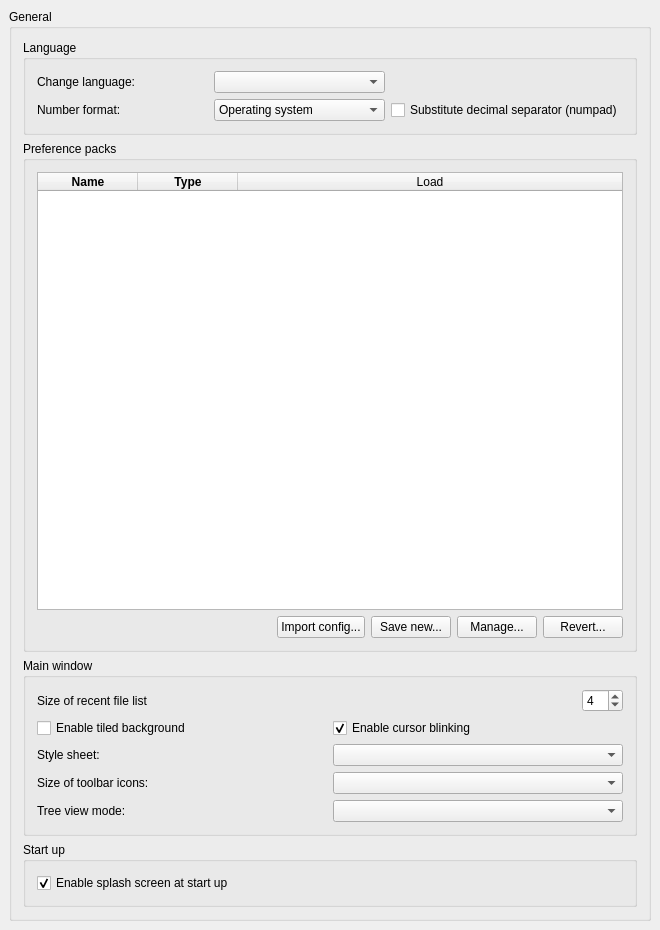
First picture: the form in src/Gui/DlgGeneral.ui, repository southseact-3d/fcd, before the edit.
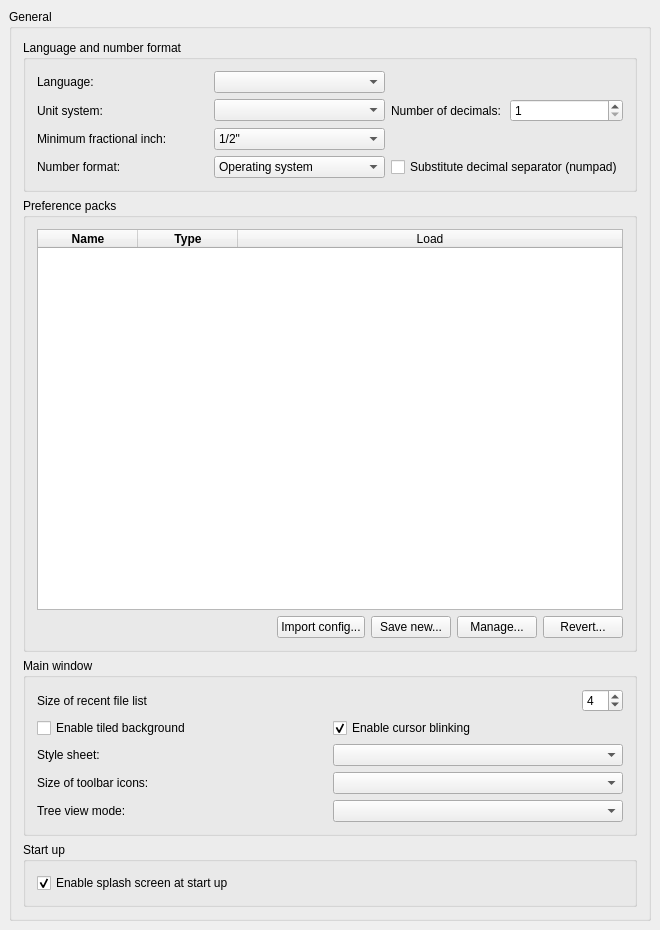
Second picture: the form after the edit. Custom widgets are drawn as their Qt base class.

Commit message: Pref: Remove Unit tab and move settings back to main page.

What changed in the file:
```diff
--- a/src/Gui/DlgGeneral.ui
+++ b/src/Gui/DlgGeneral.ui
@@ -38,7 +38,7 @@
       <item>
        <widget class="QGroupBox" name="GroupBox7">
         <property name="title">
-         <string>Language</string>
+         <string>Language and number format</string>
         </property>
         <layout class="QGridLayout">
          <property name="leftMargin">
@@ -59,7 +59,7 @@
          <item row="0" column="0">
           <widget class="QLabel" name="TextLabel1_4">
            <property name="text">
-            <string>Change language:</string>
+            <string>Language:</string>
            </property>
           </widget>
          </item>
@@ -71,13 +71,100 @@
           </widget>
          </item>
          <item row="1" column="0">
+          <widget class="QLabel" name="unitSystemLabel">
+           <property name="text">
+            <string>Unit system:</string>
+           </property>
+          </widget>
+         </item>
+         <item row="1" column="1">
+          <widget class="QComboBox" name="comboBox_UnitSystem">
+           <property name="toolTip">
+            <string>Unit system that should be used for all parts the application</string>
+           </property>
+          </widget>
+         </item>
+         <item row="1" column="2">
+          <layout class="QHBoxLayout" name="horizontalLayout_3">
+           <item>
+            <widget class="QLabel" name="decimalsLabel">
+             <property name="text">
+              <string>Number of decimals:</string>
+             </property>
+            </widget>
+           </item>
+           <item>
+            <widget class="QSpinBox" name="spinBoxDecimals">
+             <property name="toolTip">
+              <string>Number of decimals that should be shown for numbers and dimensions</string>
+             </property>
+             <property name="minimum">
+              <number>1</number>
+             </property>
+             <property name="maximum">
+              <number>12</number>
+             </property>
+            </widget>
+           </item>
+          </layout>
+         </item>
+		 <item row="2" column="0">
+          <widget class="QLabel" name="fractionalInchLabel">
+           <property name="text">
+            <string>Minimum fractional inch:</string>
+           </property>
+          </widget>
+         </item>
+         <item row="2" column="1">
+          <widget class="QComboBox" name="comboBox_FracInch">
+           <property name="toolTip">
+            <string>Minimum fractional inch to be displayed</string>
+           </property>
+           <item>
+            <property name="text">
+             <string notr="true">1/2"</string>
+            </property>
+           </item>
+           <item>
+            <property name="text">
+             <string notr="true">1/4"</string>
+            </property>
+           </item>
+           <item>
+            <property name="text">
+             <string notr="true">1/8"</string>
+            </property>
+           </item>
+           <item>
+            <property name="text">
+             <string notr="true">1/16"</string>
+            </property>
+           </item>
+           <item>
+            <property name="text">
+             <string notr="true">1/32"</string>
+            </property>
+           </item>
+           <item>
+            <property name="text">
+             <string notr="true">1/64"</string>
+            </property>
+           </item>
+           <item>
+            <property name="text">
+             <string notr="true">1/128"</string>
+            </property>
+           </item>
+          </widget>
+         </item>
+         <item row="3" column="0">
           <widget class="QLabel" name="TextLabel1_5">
            <property name="text">
             <string>Number format:</string>
            </property>
           </widget>
          </item>
-         <item row="1" column="1">
+         <item row="3" column="1">
           <widget class="Gui::PrefComboBox" name="UseLocaleFormatting">
            <property name="prefEntry" stdset="0">
             <cstring>UseLocaleFormatting</cstring>
@@ -102,7 +189,7 @@
            </item>
           </widget>
          </item>
-         <item row="1" column="2">
+         <item row="3" column="2">
           <widget class="Gui::PrefCheckBox" name="SubstituteDecimal">
            <property name="toolTip">
             <string>If enabled, numerical keypad decimal separator
```
The commit also changes 9 other files.
